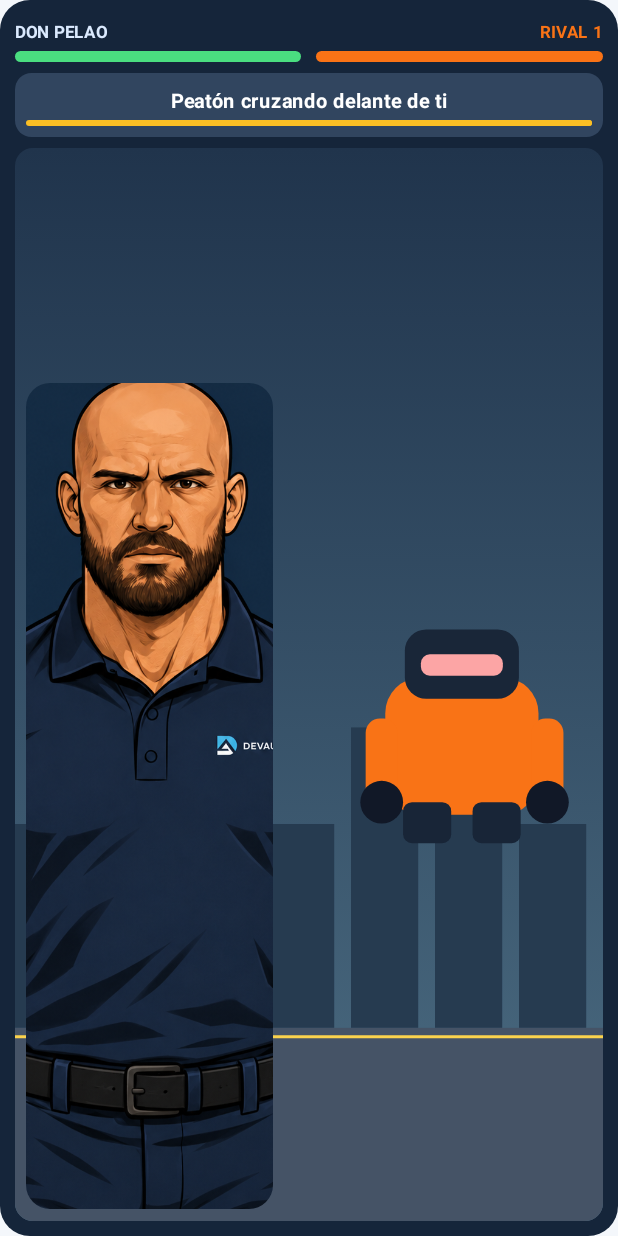
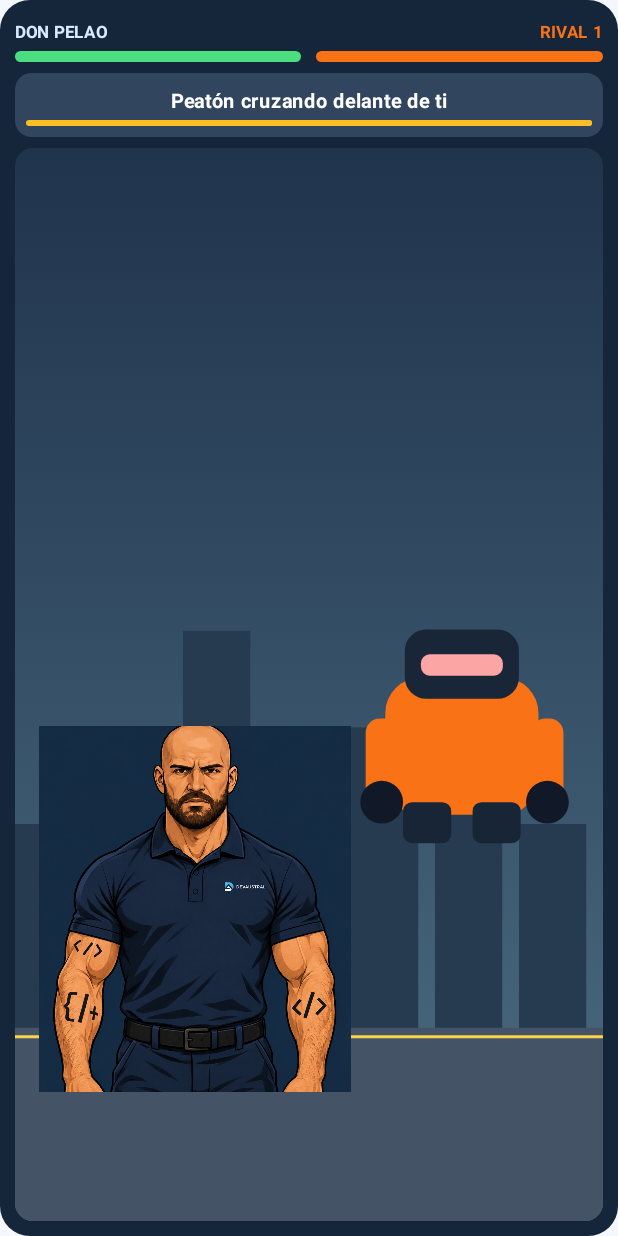
Before and after one commit to lastvyandy/VialApp, an Android app built with Jetpack Compose: the composable FightScene shown on its own in the app's theme, on a phone screen of 412 x 824 dp. Run offline under Robolectric (Android 15) with nearby library versions, the phone set to English and light mode, and no system bars.

Commit message:
animate Don Pelao arena with full-body combat sprites

```diff
--- a/app/src/main/java/cl/vialapp/app/ui/games/arcade/ArcadeEngines.kt
+++ b/app/src/main/java/cl/vialapp/app/ui/games/arcade/ArcadeEngines.kt
@@ -182,6 +182,16 @@ internal class DriveEngine(seed: Int = Random.nextInt(), private val spawnTraffi
 }
 
 internal enum class FightPhase { TELEGRAPH, OPENING, RECOVERY }
+
+internal enum class PelaoPose(val resourceName: String) {
+    IDLE("don_pelao_idle"),
+    ATTACK_ONE("don_pelao_attack_1"),
+    ATTACK_TWO("don_pelao_attack_2"),
+    HIT("don_pelao_hit"),
+    BLOCK("don_pelao_block"),
+    VICTORY("don_pelao_victory"),
+    DEFEAT("don_pelao_defeat")
+}
 internal enum class Hazard(val label: String, val response: Int, val advice: String) {
     PEDESTRIAN("Peatón cruzando delante de ti", 0, "Detente antes del paso y deja cruzar."),
     STOP_SIGN("Señal PARE en tu vía", 0, "El PARE exige detenerse completamente."),
@@ -207,10 +217,18 @@ internal data class FightFrame(
     val attackLock: Float = 0f,
     val correctDecisions: Int = 0,
     val missedDecisions: Int = 0,
+    val actionPose: PelaoPose = PelaoPose.IDLE,
+    val poseTime: Float = 0f,
     override val message: String = "Observa el peligro y responde a tiempo."
 ) : ArcadeFrame {
     override val finished get() = hp <= 0 || boss > 3 || elapsed >= FightEngine.TIME
     override val won get() = boss > 3 && hp > 0
+    val pose: PelaoPose get() = when {
+        won -> PelaoPose.VICTORY
+        finished -> PelaoPose.DEFEAT
+        poseTime > 0f -> actionPose
+        else -> PelaoPose.IDLE
+    }
     override val health get() = "$hp HP"
     override val detail get() = "${(boss - 1).coerceAtMost(3)}/3 rivales · $correctDecisions decisiones correctas"
     override val lesson get() = "Detente ante PARE, luz roja y peatones que cruzan delante de ti. Reduce la velocidad si hay poca visibilidad y conserva la distancia de seguridad."
@@ -233,17 +251,20 @@ internal class FightEngine(seed: Int = Random.nextInt()) : ArcadeEngine<FightFra
         state = when (s.phase) {
             FightPhase.TELEGRAPH -> if (action == s.hazard.response) {
                 s.copy(phase = FightPhase.OPENING, remaining = 3.2f, score = s.score + 80,
-                    correctDecisions = s.correctDecisions + 1, message = s.hazard.advice + " ¡Ataca!")
+                    correctDecisions = s.correctDecisions + 1, actionPose = PelaoPose.BLOCK,
+                    poseTime = .55f, impact = 0f, message = s.hazard.advice + " ¡Ataca!")
             } else {
                 s.copy(hp = (s.hp - 15).coerceAtLeast(0), phase = FightPhase.RECOVERY,
-                    remaining = 2.2f, combo = 0, impact = .35f, missedDecisions = s.missedDecisions + 1, message = s.hazard.advice)
+                    remaining = 2.2f, combo = 0, impact = .35f, missedDecisions = s.missedDecisions + 1,
+                    actionPose = PelaoPose.HIT, poseTime = .8f, message = s.hazard.advice)
             }
             FightPhase.OPENING -> if (action == 3 && s.attackLock <= 0f) {
                 val enemy = (s.bossHp - 20).coerceAtLeast(0)
                 val combo = s.combo + 1
                 val hit = s.copy(bossHp = enemy, score = s.score + 100 + combo.coerceAtMost(10) * 10,
                     combo = combo, bestCombo = maxOf(s.bestCombo, combo), strikes = s.strikes + 1,
-                    attackLock = .4f, impact = .25f, message = "¡Combo x$combo! " + s.hazard.advice)
+                    attackLock = .4f, impact = .25f, actionPose = if (s.strikes % 2 == 0) PelaoPose.ATTACK_ONE else PelaoPose.ATTACK_TWO,
+                    poseTime = .34f, message = "¡Combo x$combo! " + s.hazard.advice)
                 if (enemy == 0) {
                     if (s.boss == 3) hit.copy(boss = 4, score = hit.score + 500, message = "¡Todos los rivales derrotados!")
                     else hit.copy(boss = s.boss + 1, bossHp = 100 + s.boss * 20, phase = FightPhase.RECOVERY,
@@ -260,11 +281,13 @@ internal class FightEngine(seed: Int = Random.nextInt()) : ArcadeEngine<FightFra
         var s = state.copy(elapsed = (state.elapsed + d).coerceAtMost(TIME),
             remaining = (state.remaining - d).coerceAtLeast(0f),
             impact = (state.impact - d).coerceAtLeast(0f),
-            attackLock = (state.attackLock - d).coerceAtLeast(0f))
+            attackLock = (state.attackLock - d).coerceAtLeast(0f),
+            poseTime = (state.poseTime - d).coerceAtLeast(0f))
         if (s.remaining <= 0f && !s.finished) {
             s = when (s.phase) {
                 FightPhase.TELEGRAPH -> s.copy(hp = (s.hp - 20).coerceAtLeast(0), combo = 0,
-                    phase = FightPhase.RECOVERY, remaining = 2.2f, impact = .4f, missedDecisions = s.missedDecisions + 1, message = s.hazard.advice)
+                    phase = FightPhase.RECOVERY, remaining = 2.2f, impact = .4f, missedDecisions = s.missedDecisions + 1,
+                    actionPose = PelaoPose.HIT, poseTime = .8f, message = s.hazard.advice)
                 FightPhase.OPENING, FightPhase.RECOVERY -> nextHazard(s)
             }
         }
--- a/app/src/main/java/cl/vialapp/app/ui/games/arcade/PelaoArenaScreen.kt
+++ b/app/src/main/java/cl/vialapp/app/ui/games/arcade/PelaoArenaScreen.kt
@@ -1,7 +1,6 @@
 package cl.vialapp.app.ui.games.arcade
 
 import androidx.compose.foundation.Canvas
-import androidx.compose.foundation.Image
 import androidx.compose.foundation.background
 import androidx.compose.foundation.layout.*
 import androidx.compose.foundation.shape.RoundedCornerShape
@@ -17,14 +16,11 @@ import androidx.compose.ui.graphics.Brush
 import androidx.compose.ui.graphics.Color
 import androidx.compose.ui.graphics.Path
 import androidx.compose.ui.graphics.drawscope.scale
-import androidx.compose.ui.layout.ContentScale
-import androidx.compose.ui.res.painterResource
 import androidx.compose.ui.text.font.FontWeight
 import androidx.compose.ui.text.style.TextAlign
 import androidx.compose.ui.unit.dp
 import cl.vialapp.app.data.games.GameProgressStore
 import androidx.compose.ui.unit.sp
-import cl.vialapp.app.R
 import kotlin.math.sin
 
 @Composable
@@ -35,6 +31,9 @@ fun PelaoArenaScreen(userKey: String, onBack: () -> Unit) {
         rules = "Lee el peligro de tránsito que anuncia el rival. Elige detenerte, reducir la velocidad o dejar más distancia, según la situación. Si aciertas, tendrás unos segundos para atacar y sumar combos. No golpees durante la preparación del rival. Es un combate ficticio, no una guía de maniobras reales.",
         duration = FightEngine.TIME, create = { FightEngine() }, onBack = onBack,
         scene = { frame, modifier, _, _ -> FightScene(frame, modifier) },
+        resultArt = { frame, modifier ->
+            PelaoSprite(frame.pose, modifier)
+        },
         controls = { frame, enabled, act ->
             Column(verticalArrangement = Arrangement.spacedBy(7.dp)) {
                 Row(Modifier.fillMaxWidth(), horizontalArrangement = Arrangement.spacedBy(7.dp)) {
@@ -53,6 +52,9 @@ fun PelaoArenaScreen(userKey: String, onBack: () -> Unit) {
 @Composable
 private fun FightScene(frame: FightFrame, modifier: Modifier) {
     val opening = frame.phase == FightPhase.OPENING
+    val pose = frame.pose
+    val attacking = pose == PelaoPose.ATTACK_ONE || pose == PelaoPose.ATTACK_TWO
+    val takingDamage = pose == PelaoPose.HIT
     val enemyMax = 100 + (frame.boss - 1).coerceIn(0, 2) * 20
     val enemyColor = when (frame.boss) { 1 -> Color(0xFFF97316); 2 -> Color(0xFFA78BFA); else -> Color(0xFFFB7185) }
     Column(modifier.clip(RoundedCornerShape(20.dp)).background(Color(0xFF15253A)).padding(10.dp),
@@ -88,7 +90,7 @@ private fun FightScene(frame: FightFrame, modifier: Modifier) {
                 }
                 drawRect(Color(0xFF455366), Offset(0f, floor), Size(size.width, size.height - floor))
                 drawLine(Color(0xFFFCD34D), Offset(0f, floor + 9f), Offset(size.width, floor + 9f), 3f)
-                val cx = size.width * if (opening && frame.impact > 0f) .80f else .76f
+                val cx = size.width * if (attacking && frame.impact > 0f) .80f else .76f
                 val cy = size.height * .53f + sin(frame.elapsed * 5f) * size.height * .018f
                 val unit = minOf(size.width / 330f, size.height / 220f)
                 scale(unit, unit, pivot = Offset(cx, cy)) {
@@ -103,21 +105,28 @@ private fun FightScene(frame: FightFrame, modifier: Modifier) {
                     }
                     drawRoundRect(Color(0xFF182537), Offset(cx - 33f, cy + 48f), Size(27f, 23f), CornerRadius(5f))
                     drawRoundRect(Color(0xFF182537), Offset(cx + 6f, cy + 48f), Size(27f, 23f), CornerRadius(5f))
-                    if (frame.impact > 0f) {
+                    if (attacking && frame.impact > 0f) {
                         val strike = Path().apply { moveTo(cx - 46f, cy - 38f); lineTo(cx - 10f, cy - 5f); lineTo(cx - 28f, cy + 4f); lineTo(cx + 2f, cy + 29f); lineTo(cx - 64f, cy + 2f); close() }
                         drawPath(strike, Color(0xFFFDE68A))
                     }
                 }
             }
-            Image(
-                painter = painterResource(R.drawable.mascot_mister_pelao),
-                contentDescription = "Don Pelao",
-                contentScale = ContentScale.Crop,
-                modifier = Modifier.align(Alignment.BottomStart)
-                    .offset(x = if (opening && frame.impact > 0f) 18.dp else 7.dp, y = (-8).dp)
-                    .width(maxWidth * .42f).height(maxHeight * .77f).clip(RoundedCornerShape(16.dp))
-            )
-            if (frame.combo > 1) Text("×${frame.combo}", color = Color(0xFFFDE68A), fontWeight = FontWeight.ExtraBold,
+            // Give each sprite the same full-body canvas, anchored just above the arena floor.
+            // Slight horizontal movement is inside the allocated bounds, so no head or feet are cropped.
+            val lunge = if (attacking) (maxWidth * .045f) * (frame.poseTime / .34f).coerceIn(0f, 1f) else 0.dp
+            val recoil = if (takingDamage) maxWidth * .025f else 0.dp
+            Box(
+                Modifier.align(Alignment.BottomStart)
+                    .padding(start = maxWidth * .04f + lunge - recoil, bottom = maxHeight * .12f)
+                    .width(maxWidth * .53f)
+                    .height(maxHeight * .85f)
+            ) {
+                PelaoSprite(pose, Modifier.fillMaxSize())
+            }
+            if (takingDamage && frame.impact > 0f) {
+                Box(Modifier.matchParentSize().background(Color(0xFFEF4444).copy(alpha = .16f)))
+            }
+            if (attacking && frame.combo > 1) Text("×${frame.combo}", color = Color(0xFFFDE68A), fontWeight = FontWeight.ExtraBold,
                 fontSize = 25.sp, modifier = Modifier.align(Alignment.TopCenter).padding(8.dp))
         }
     }
--- /dev/null
+++ b/app/src/main/java/cl/vialapp/app/ui/games/arcade/PelaoSprite.kt
@@ -0,0 +1,56 @@
+package cl.vialapp.app.ui.games.arcade
+
+import android.annotation.SuppressLint
+import androidx.compose.foundation.Image
+import androidx.compose.runtime.Composable
+import androidx.compose.runtime.remember
+import androidx.compose.ui.Alignment
+import androidx.compose.ui.Modifier
+import androidx.compose.ui.layout.ContentScale
+import androidx.compose.ui.platform.LocalContext
+import androidx.compose.ui.res.painterResource
+import cl.vialapp.app.R
+
+/**
+ * Optional transparent arena sprites. Android resolves drawable names without the extension,
+ * so both WebP and PNG work. Missing files never stop the build.
+ */
+@SuppressLint("DiscouragedApi")
+@Composable
+internal fun PelaoSprite(pose: PelaoPose, modifier: Modifier = Modifier) {
+    val context = LocalContext.current
+    val resources = context.resources
+    // Resolve once, not every frame. No image generation or decoding in the simulation engine.
+    val ids = remember(resources, context.packageName) {
+        fun lookup(name: String) =
+            resources.getIdentifier(name, "drawable", context.packageName).takeIf { it != 0 }
+        val idle = lookup(PelaoPose.IDLE.resourceName) ?: R.drawable.mascot_mister_pelao
+        val firstAttack = lookup(PelaoPose.ATTACK_ONE.resourceName)
+            ?: lookup("don_pelao_attack")
+            ?: lookup(PelaoPose.ATTACK_TWO.resourceName)
+            ?: idle
+        mapOf(
+            PelaoPose.IDLE to idle,
+            PelaoPose.ATTACK_ONE to firstAttack,
+            PelaoPose.ATTACK_TWO to (lookup(PelaoPose.ATTACK_TWO.resourceName) ?: firstAttack),
+            PelaoPose.HIT to (lookup(PelaoPose.HIT.resourceName) ?: lookup("don_pelao_disappointed") ?: idle),
+            PelaoPose.BLOCK to (lookup(PelaoPose.BLOCK.resourceName) ?: idle),
+            PelaoPose.VICTORY to (lookup(PelaoPose.VICTORY.resourceName) ?: lookup("don_pelao_celebrating") ?: idle),
+            PelaoPose.DEFEAT to (lookup(PelaoPose.DEFEAT.resourceName) ?: lookup("don_pelao_disappointed") ?: idle)
+        )
+    }
+    Image(
+        painter = painterResource(ids.getValue(pose)),
+        contentDescription = when (pose) {
+            PelaoPose.IDLE -> "Don Pelao en guardia"
+            PelaoPose.ATTACK_ONE, PelaoPose.ATTACK_TWO -> "Don Pelao golpeando"
+            PelaoPose.HIT -> "Don Pelao recibiendo daño"
+            PelaoPose.BLOCK -> "Don Pelao bloqueando"
+            PelaoPose.VICTORY -> "Don Pelao celebra su victoria"
+            PelaoPose.DEFEAT -> "Don Pelao derrotado"
+        },
+        modifier = modifier,
+        contentScale = ContentScale.Fit,
+        alignment = Alignment.BottomCenter
+    )
+}
```
Also changed, not shown: app/src/main/java/cl/vialapp/app/ui/games/arcade/ArcadeSession.kt (+7 -2 lines), 1 other file.
